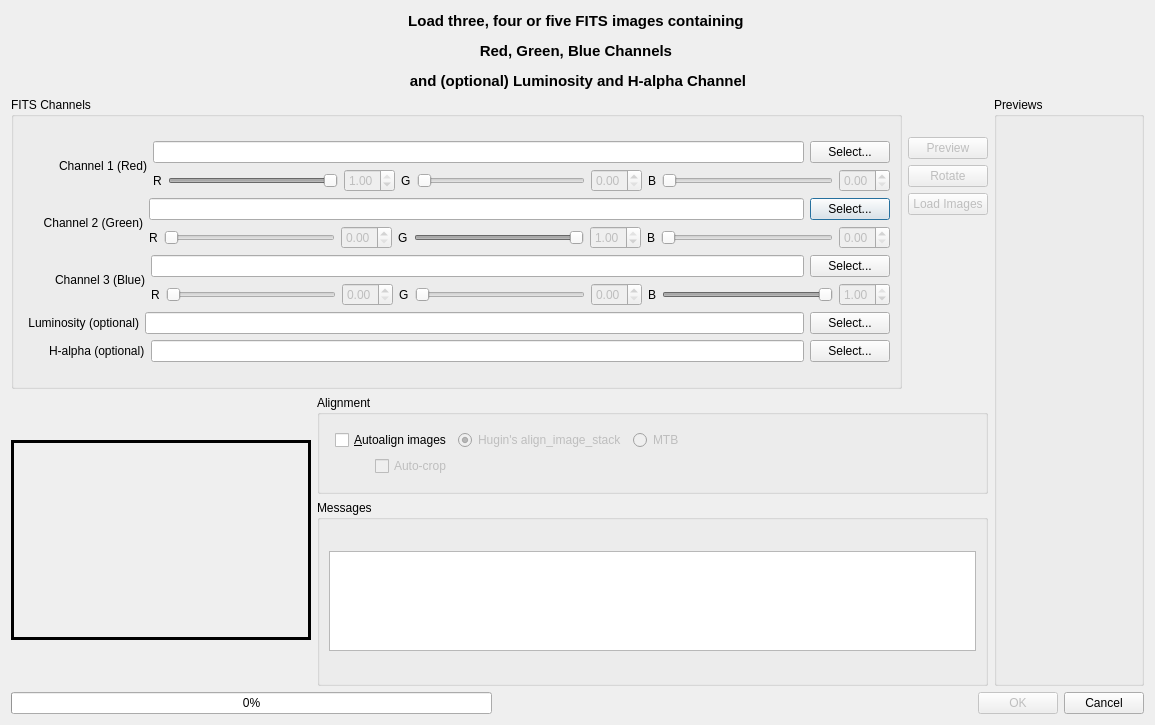
Old version of the form src/UI/FitsImporter.ui in the repository LuminanceHDR/LuminanceHDR.
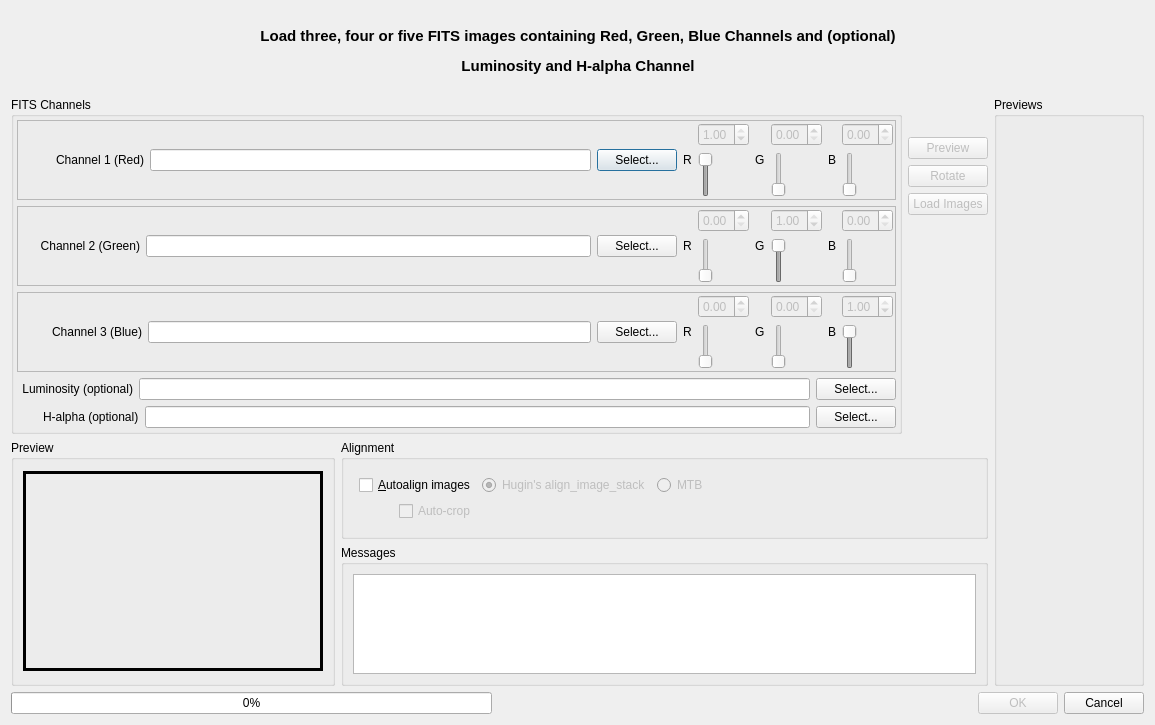
New version of the form. Icons and pictures are not drawn.

The edit to the form file:
```diff
--- a/src/UI/FitsImporter.ui
+++ b/src/UI/FitsImporter.ui
@@ -31,8 +31,8 @@
   <property name="windowTitle">
    <string>FITS Importer</string>
   </property>
-  <layout class="QGridLayout" name="gridLayout_6">
-   <item row="0" column="0" colspan="2">
+  <layout class="QGridLayout" name="gridLayout_4">
+   <item row="0" column="0">
     <layout class="QHBoxLayout" name="horizontalLayout_6">
      <item>
       <widget class="QLabel" name="label_6">
@@ -81,7 +81,7 @@
      <item>
       <widget class="QLabel" name="label_4">
        <property name="text">
-        <string>&lt;html&gt;&lt;head/&gt;&lt;body&gt;&lt;p align=&quot;center&quot;&gt;&lt;span style=&quot; font-size:11pt; font-weight:600;&quot;&gt;Load three, four or five FITS images containing &lt;/span&gt;&lt;/p&gt;&lt;p align=&quot;center&quot;&gt;&lt;span style=&quot; font-size:11pt; font-weight:600;&quot;&gt;Red, Green, Blue Channels &lt;/span&gt;&lt;/p&gt;&lt;p align=&quot;center&quot;&gt;&lt;span style=&quot; font-size:11pt; font-weight:600;&quot;&gt;and (optional) Luminosity and H-alpha Channel&lt;/span&gt;&lt;/p&gt;&lt;/body&gt;&lt;/html&gt;</string>
+        <string>&lt;html&gt;&lt;head/&gt;&lt;body&gt;&lt;p align=&quot;center&quot;&gt;&lt;span style=&quot; font-size:11pt; font-weight:600;&quot;&gt;Load three, four or five FITS images containing Red, Green, Blue Channels and (optional)&lt;/span&gt;&lt;/p&gt;&lt;p align=&quot;center&quot;&gt;&lt;span style=&quot; font-size:11pt; font-weight:600;&quot;&gt;Luminosity and H-alpha Channel&lt;/span&gt;&lt;/p&gt;&lt;/body&gt;&lt;/html&gt;</string>
        </property>
       </widget>
      </item>
@@ -125,21 +125,231 @@
      </item>
     </layout>
    </item>
-   <item row="1" column="0" rowspan="2" colspan="2">
+   <item row="1" column="0">
+    <layout class="QHBoxLayout" name="horizontalLayout_27">
+     <item>
+      <layout class="QVBoxLayout" name="verticalLayout_12">
+       <item>
     <layout class="QHBoxLayout" name="horizontalLayout_26">
      <item>
-      <layout class="QVBoxLayout" name="verticalLayout_5">
-       <item>
-        <layout class="QHBoxLayout" name="horizontalLayout_29">
-         <item>
           <widget class="QGroupBox" name="grpFitsFiles">
            <property name="title">
             <string>FITS Channels</string>
            </property>
-           <layout class="QGridLayout" name="gridLayout_4">
+           <layout class="QGridLayout" name="gridLayout_8">
+            <property name="margin">
+             <number>3</number>
+            </property>
             <item row="0" column="0">
+             <widget class="QFrame" name="frame">
+              <property name="frameShape">
+               <enum>QFrame::StyledPanel</enum>
+              </property>
+              <property name="frameShadow">
+               <enum>QFrame::Raised</enum>
+              </property>
              <layout class="QGridLayout" name="gridLayout">
-              <item row="2" column="0">
+               <property name="margin">
+                <number>2</number>
+               </property>
+               <item row="0" column="0">
+                <layout class="QHBoxLayout" name="horizontalLayout_22">
+                 <item>
+                  <spacer name="horizontalSpacer_5">
+                   <property name="orientation">
+                    <enum>Qt::Horizontal</enum>
+                   </property>
+                   <property name="sizeType">
+                    <enum>QSizePolicy::Fixed</enum>
+                   </property>
+                   <property name="sizeHint" stdset="0">
+                    <size>
+                     <width>36</width>
+                     <height>20</height>
+                    </size>
+                   </property>
+                  </spacer>
+                 </item>
+                 <item>
+                  <widget class="QLabel" name="label">
+                   <property name="text">
+                    <string>&lt;html&gt;&lt;head/&gt;&lt;body&gt;&lt;p align=&quot;right&quot;&gt;Channel 1 (Red)&lt;/p&gt;&lt;/body&gt;&lt;/html&gt;</string>
+                   </property>
+                  </widget>
+                 </item>
+                 <item>
+                  <layout class="QHBoxLayout" name="horizontalLayout_3">
+                   <item>
+                    <widget class="QLineEdit" name="lineEditRed">
+                     <property name="readOnly">
+                      <bool>true</bool>
+                     </property>
+                    </widget>
+                   </item>
+                   <item>
+                    <widget class="QPushButton" name="pushButtonRed">
+                     <property name="text">
+                      <string>Select...</string>
+                     </property>
+                     <property name="icon">
+                      <iconset resource="../../icons.qrc">
+                       <normaloff>:/new/prefix1/images/fileopen.png</normaloff>:/new/prefix1/images/fileopen.png</iconset>
+                     </property>
+                    </widget>
+                   </item>
+                  </layout>
+                 </item>
+                 <item>
+                  <layout class="QHBoxLayout" name="horizontalLayout_12">
+                   <item>
+                    <layout class="QHBoxLayout" name="horizontalLayout_8">
+                     <item>
+                      <widget class="QLabel" name="label_9">
+                       <property name="text">
+                        <string>R</string>
+                       </property>
+                      </widget>
+                     </item>
+                     <item>
+                      <layout class="QVBoxLayout" name="verticalLayout_3">
+                       <item>
+                        <widget class="QDoubleSpinBox" name="dsbRedRed">
+                         <property name="enabled">
+                          <bool>false</bool>
+                         </property>
+                         <property name="maximum">
+                          <double>1.000000000000000</double>
+                         </property>
+                         <property name="singleStep">
+                          <double>0.010000000000000</double>
+                         </property>
+                         <property name="value">
+                          <double>1.000000000000000</double>
+                         </property>
+                        </widget>
+                       </item>
+                       <item>
+                        <widget class="QSlider" name="hsRedRed">
+                         <property name="enabled">
+                          <bool>false</bool>
+                         </property>
+                         <property name="maximum">
+                          <number>10000</number>
+                         </property>
+                         <property name="value">
+                          <number>10000</number>
+                         </property>
+                         <property name="orientation">
+                          <enum>Qt::Vertical</enum>
+                         </property>
+                        </widget>
+                       </item>
+                      </layout>
+                     </item>
+                    </layout>
+                   </item>
+                   <item>
+                    <layout class="QHBoxLayout" name="horizontalLayout_9">
+                     <item>
+                      <widget class="QLabel" name="label_10">
+                       <property name="text">
+                        <string>G</string>
+                       </property>
+                      </widget>
+                     </item>
+                     <item>
+                      <layout class="QVBoxLayout" name="verticalLayout_5">
+                       <item>
+                        <widget class="QDoubleSpinBox" name="dsbRedGreen">
+                         <property name="enabled">
+                          <bool>false</bool>
+                         </property>
+                         <property name="maximum">
+                          <double>1.000000000000000</double>
+                         </property>
+                         <property name="singleStep">
+                          <double>0.010000000000000</double>
+                         </property>
+                        </widget>
+                       </item>
+                       <item>
+                        <widget class="QSlider" name="hsRedGreen">
+                         <property name="enabled">
+                          <bool>false</bool>
+                         </property>
+                         <property name="maximum">
+                          <number>10000</number>
+                         </property>
+                         <property name="orientation">
+                          <enum>Qt::Vertical</enum>
+                         </property>
+                        </widget>
+                       </item>
+                      </layout>
+                     </item>
+                    </layout>
+                   </item>
+                   <item>
+                    <layout class="QHBoxLayout" name="horizontalLayout_11">
+                     <item>
+                      <widget class="QLabel" name="label_11">
+                       <property name="text">
+                        <string>B</string>
+                       </property>
+                      </widget>
+                     </item>
+                     <item>
+                      <layout class="QVBoxLayout" name="verticalLayout_6">
+                       <item>
+                        <widget class="QDoubleSpinBox" name="dsbRedBlue">
+                         <property name="enabled">
+                          <bool>false</bool>
+                         </property>
+                         <property name="maximum">
+                          <double>1.000000000000000</double>
+                         </property>
+                         <property name="singleStep">
+                          <double>0.010000000000000</double>
+                         </property>
+                        </widget>
+                       </item>
+                       <item>
+                        <widget class="QSlider" name="hsRedBlue">
+                         <property name="enabled">
+                          <bool>false</bool>
+                         </property>
+                         <property name="maximum">
+                          <number>10000</number>
+                         </property>
+                         <property name="orientation">
+                          <enum>Qt::Vertical</enum>
+                         </property>
+                        </widget>
+                       </item>
+                      </layout>
+                     </item>
+                    </layout>
+                   </item>
+                  </layout>
+                 </item>
+                </layout>
+               </item>
+              </layout>
+             </widget>
+            </item>
+            <item row="1" column="0">
+             <widget class="QFrame" name="frame_2">
+              <property name="frameShape">
+               <enum>QFrame::StyledPanel</enum>
+              </property>
+              <property name="frameShadow">
+               <enum>QFrame::Raised</enum>
+              </property>
+              <layout class="QGridLayout" name="gridLayout_6">
+               <property name="margin">
+                <number>2</number>
+               </property>
+               <item row="0" column="0">
                <layout class="QHBoxLayout" name="horizontalLayout_23">
                 <item>
                  <spacer name="horizontalSpacer_8">
@@ -165,8 +375,6 @@
                  </widget>
                 </item>
                 <item>
-                 <layout class="QVBoxLayout" name="verticalLayout_2">
-                  <item>
                    <layout class="QHBoxLayout" name="horizontalLayout_2">
                     <item>
                      <widget class="QLineEdit" name="lineEditGreen">
@@ -189,10 +397,10 @@
                    </layout>
                   </item>
                   <item>
+                  <layout class="QHBoxLayout" name="horizontalLayout_16">
+                   <item>
                    <layout class="QHBoxLayout" name="horizontalLayout_13">
                     <item>
-                     <layout class="QHBoxLayout" name="horizontalLayout_14">
-                      <item>
                        <widget class="QLabel" name="label_12">
                         <property name="text">
                          <string>R</string>
@@ -200,18 +408,7 @@
                        </widget>
                       </item>
                       <item>
-                       <widget class="QSlider" name="hsGreenRed">
-                        <property name="enabled">
-                         <bool>false</bool>
-                        </property>
-                        <property name="maximum">
-                         <number>10000</number>
-                        </property>
-                        <property name="orientation">
-                         <enum>Qt::Horizontal</enum>
-                        </property>
-                       </widget>
-                      </item>
+                      <layout class="QVBoxLayout" name="verticalLayout_2">
                       <item>
                        <widget class="QDoubleSpinBox" name="dsbGreenRed">
                         <property name="enabled">
@@ -225,10 +422,25 @@
                         </property>
                        </widget>
                       </item>
-                     </layout>
-                    </item>
+                       <item>
+                        <widget class="QSlider" name="hsGreenRed">
+                         <property name="enabled">
+                          <bool>false</bool>
+                         </property>
+                         <property name="maximum">
+                          <number>10000</number>
+                         </property>
+                         <property name="orientation">
+                          <enum>Qt::Vertical</enum>
+                         </property>
+                        </widget>
+                       </item>
+                      </layout>
+                     </item>
+                    </layout>
+                   </item>
                     <item>
-                     <layout class="QHBoxLayout" name="horizontalLayout_15">
+                    <layout class="QHBoxLayout" name="horizontalLayout_14">
                       <item>
                        <widget class="QLabel" name="label_13">
                         <property name="text">
@@ -237,21 +449,7 @@
                        </widget>
                       </item>
                       <item>
-                       <widget class="QSlider" name="hsGreenGreen">
-                        <property name="enabled">
-                         <bool>false</bool>
-                        </property>
-                        <property name="maximum">
-                         <number>10000</number>
-                        </property>
-                        <property name="value">
-                         <number>10000</number>
-                        </property>
-                        <property name="orientation">
-                         <enum>Qt::Horizontal</enum>
-                        </property>
-                       </widget>
-                      </item>
+                      <layout class="QVBoxLayout" name="verticalLayout_7">
                       <item>
                        <widget class="QDoubleSpinBox" name="dsbGreenGreen">
                         <property name="enabled">
@@ -268,10 +466,28 @@
                         </property>
                        </widget>
                       </item>
-                     </layout>
-                    </item>
+                       <item>
+                        <widget class="QSlider" name="hsGreenGreen">
+                         <property name="enabled">
+                          <bool>false</bool>
+                         </property>
+                         <property name="maximum">
+                          <number>10000</number>
+                         </property>
+                         <property name="value">
+                          <number>10000</number>
+                         </property>
+                         <property name="orientation">
+                          <enum>Qt::Vertical</enum>
+                         </property>
+                        </widget>
+                       </item>
+                      </layout>
+                     </item>
+                    </layout>
+                   </item>
                     <item>
-                     <layout class="QHBoxLayout" name="horizontalLayout_16">
+                    <layout class="QHBoxLayout" name="horizontalLayout_15">
                       <item>
                        <widget class="QLabel" name="label_14">
                         <property name="text">
@@ -280,18 +496,7 @@
                        </widget>
                       </item>
                       <item>
-                       <widget class="QSlider" name="hsGreenBlue">
-                        <property name="enabled">
-                         <bool>false</bool>
-                        </property>
-                        <property name="maximum">
-                         <number>10000</number>
-                        </property>
-                        <property name="orientation">
-                         <enum>Qt::Horizontal</enum>
-                        </property>
-                       </widget>
-                      </item>
+                      <layout class="QVBoxLayout" name="verticalLayout_8">
                       <item>
                        <widget class="QDoubleSpinBox" name="dsbGreenBlue">
                         <property name="enabled">
@@ -305,6 +510,19 @@
                         </property>
                        </widget>
                       </item>
+                       <item>
+                        <widget class="QSlider" name="hsGreenBlue">
+                         <property name="enabled">
+                          <bool>false</bool>
+                         </property>
+                         <property name="maximum">
+                          <number>10000</number>
+                         </property>
+                         <property name="orientation">
+                          <enum>Qt::Vertical</enum>
+                         </property>
+                        </widget>
+                       </item>
                      </layout>
                     </item>
                    </layout>
@@ -313,7 +531,22 @@
                 </item>
                </layout>
               </item>
-              <item row="3" column="0">
+              </layout>
+             </widget>
+            </item>
+            <item row="2" column="0">
+             <widget class="QFrame" name="frame_3">
+              <property name="frameShape">
+               <enum>QFrame::StyledPanel</enum>
+              </property>
+              <property name="frameShadow">
+               <enum>QFrame::Raised</enum>
+              </property>
+              <layout class="QGridLayout" name="gridLayout_7">
+               <property name="margin">
+                <number>2</number>
+               </property>
+               <item row="0" column="0">
                <layout class="QHBoxLayout" name="horizontalLayout_24">
                 <item>
                  <spacer name="horizontalSpacer_9">
@@ -339,8 +572,6 @@
                  </widget>
                 </item>
                 <item>
-                 <layout class="QVBoxLayout" name="verticalLayout_4">
-                  <item>
                    <layout class="QHBoxLayout" name="horizontalLayout">
                     <item>
                      <widget class="QLineEdit" name="lineEditBlue">
@@ -363,10 +594,10 @@
                    </layout>
                   </item>
                   <item>
+                  <layout class="QHBoxLayout" name="horizontalLayout_20">
+                   <item>
                    <layout class="QHBoxLayout" name="horizontalLayout_17">
                     <item>
-                     <layout class="QHBoxLayout" name="horizontalLayout_18">
-                      <item>
                        <widget class="QLabel" name="label_15">
                         <property name="text">
                          <string>R</string>
@@ -374,18 +605,7 @@
                        </widget>
                       </item>
                       <item>
-                       <widget class="QSlider" name="hsBlueRed">
-                        <property name="enabled">
-                         <bool>false</bool>
-                        </property>
-                        <property name="maximum">
-                         <number>10000</number>
-                        </property>
-                        <property name="orientation">
-                         <enum>Qt::Horizontal</enum>
-                        </property>
-                       </widget>
-                      </item>
+                      <layout class="QVBoxLayout" name="verticalLayout_4">
                       <item>
                        <widget class="QDoubleSpinBox" name="dsbBlueRed">
                         <property name="enabled">
@@ -399,10 +619,25 @@
                         </property>
                        </widget>
                       </item>
-                     </layout>
-                    </item>
+                       <item>
+                        <widget class="QSlider" name="hsBlueRed">
+                         <property name="enabled">
+                          <bool>false</bool>
+                         </property>
+                         <property name="maximum">
+                          <number>10000</number>
+                         </property>
+                         <property name="orientation">
+                          <enum>Qt::Vertical</enum>
+                         </property>
+                        </widget>
+                       </item>
+                      </layout>
+                     </item>
+                    </layout>
+                   </item>
                     <item>
-                     <layout class="QHBoxLayout" name="horizontalLayout_19">
+                    <layout class="QHBoxLayout" name="horizontalLayout_18">
                       <item>
                        <widget class="QLabel" name="label_16">
                         <property name="text">
@@ -411,18 +646,7 @@
                        </widget>
                       </item>
                       <item>
-                       <widget class="QSlider" name="hsBlueGreen">
-                        <property name="enabled">
-                         <bool>false</bool>
-                        </property>
-                        <property name="maximum">
-                         <number>10000</number>
-                        </property>
-                        <property name="orientation">
-                         <enum>Qt::Horizontal</enum>
-                        </property>
-                       </widget>
-                      </item>
+                      <layout class="QVBoxLayout" name="verticalLayout_9">
                       <item>
                        <widget class="QDoubleSpinBox" name="dsbBlueGreen">
                         <property name="enabled">
@@ -436,10 +660,25 @@
                         </property>
                        </widget>
                       </item>
-                     </layout>
-                    </item>
+                       <item>
+                        <widget class="QSlider" name="hsBlueGreen">
+                         <property name="enabled">
+                          <bool>false</bool>
+                         </property>
+                         <property name="maximum">
+                          <number>10000</number>
+                         </property>
+                         <property name="orientation">
+                          <enum>Qt::Vertical</enum>
+                         </property>
+                        </widget>
+                       </item>
+                      </layout>
+                     </item>
+                    </layout>
+                   </item>
                     <item>
-                     <layout class="QHBoxLayout" name="horizontalLayout_20">
+                    <layout class="QHBoxLayout" name="horizontalLayout_19">
                       <item>
                        <widget class="QLabel" name="label_17">
                         <property name="text">
@@ -448,21 +687,7 @@
                        </widget>
                       </item>
                       <item>
-                       <widget class="QSlider" name="hsBlueBlue">
-                        <property name="enabled">
-                         <bool>false</bool>
-                        </property>
-                        <property name="maximum">
-                         <number>10000</number>
-                        </property>
-                        <property name="value">
-                         <number>10000</number>
-                        </property>
-                        <property name="orientation">
-                         <enum>Qt::Horizontal</enum>
-                        </property>
-                       </widget>
-                      </item>
+                      <layout class="QVBoxLayout" name="verticalLayout_10">
                       <item>
                        <widget class="QDoubleSpinBox" name="dsbBlueBlue">
                         <property name="enabled">
@@ -479,125 +704,8 @@
                         </property>
                        </widget>
                       </item>
-                     </layout>
-                    </item>
-                   </layout>
-                  </item>
-                 </layout>
-                </item>
-               </layout>
-              </item>
-              <item row="5" column="0">
-               <layout class="QHBoxLayout" name="horizontalLayout_25">
                 <item>
-                 <spacer name="horizontalSpacer_11">
-                  <property name="orientation">
-                   <enum>Qt::Horizontal</enum>
-                  </property>
-                  <property name="sizeType">
-                   <enum>QSizePolicy::Fixed</enum>
-                  </property>
-                  <property name="sizeHint" stdset="0">
-                   <size>
-                    <width>26</width>
-                    <height>20</height>
-                   </size>
-                  </property>
-                 </spacer>
-                </item>
-                <item>
-                 <widget class="QLabel" name="label_8">
-                  <property name="text">
-                   <string>H-alpha (optional)</string>
-                  </property>
-                 </widget>
-                </item>
-                <item>
-                 <layout class="QHBoxLayout" name="horizontalLayout_7">
-                  <item>
-                   <widget class="QLineEdit" name="lineEditH">
-                    <property name="readOnly">
-                     <bool>true</bool>
-                    </property>
-                   </widget>
-                  </item>
-                  <item>
-                   <widget class="QPushButton" name="pushButtonH">
-                    <property name="text">
-                     <string>Select...</string>
-                    </property>
-                    <property name="icon">
-                     <iconset resource="../../icons.qrc">
-                      <normaloff>:/new/prefix1/images/fileopen.png</normaloff>:/new/prefix1/images/fileopen.png</iconset>
-                    </property>
-                   </widget>
-                  </item>
-                 </layout>
-                </item>
-               </layout>
-              </item>
-              <item row="1" column="0">
-               <layout class="QHBoxLayout" name="horizontalLayout_22">
-                <item>
-                 <spacer name="horizontalSpacer_5">
-                  <property name="orientation">
-                   <enum>Qt::Horizontal</enum>
-                  </property>
-                  <property name="sizeType">
-                   <enum>QSizePolicy::Fixed</enum>
-                  </property>
-                  <property name="sizeHint" stdset="0">
-                   <size>
-                    <width>36</width>
-                    <height>20</height>
-                   </size>
-                  </property>
-                 </spacer>
-                </item>
-                <item>
-                 <widget class="QLabel" name="label">
-                  <property name="text">
-                   <string>&lt;html&gt;&lt;head/&gt;&lt;body&gt;&lt;p align=&quot;right&quot;&gt;Channel 1 (Red)&lt;/p&gt;&lt;/body&gt;&lt;/html&gt;</string>
-                  </property>
-                 </widget>
-                </item>
-                <item>
-                 <layout class="QVBoxLayout" name="verticalLayout_3">
-                  <item>
-                   <layout class="QHBoxLayout" name="horizontalLayout_3">
-                    <item>
-                     <widget class="QLineEdit" name="lineEditRed">
-                      <property name="readOnly">
-                       <bool>true</bool>
-                      </property>
-                     </widget>
-                    </item>
-                    <item>
-                     <widget class="QPushButton" name="pushButtonRed">
-                      <property name="text">
-                       <string>Select...</string>
-                      </property>
-                      <property name="icon">
-                       <iconset resource="../../icons.qrc">
-                        <normaloff>:/new/prefix1/images/fileopen.png</normaloff>:/new/prefix1/images/fileopen.png</iconset>
-                      </property>
-                     </widget>
-                    </item>
-                   </layout>
-                  </item>
-                  <item>
-                   <layout class="QHBoxLayout" name="horizontalLayout_12">
-                    <item>
-                     <layout class="QHBoxLayout" name="horizontalLayout_8">
-                      <item>
-                       <widget class="QLabel" name="label_9">
-                        <property name="text">
-                         <string>R</string>
-                        </property>
-                       </widget>
-                      </item>
-                      <item>
-                       <widget class="QSlider" name="hsRedRed">
+                        <widget class="QSlider" name="hsBlueBlue">
                         <property name="enabled">
                          <bool>false</bool>
                         </property>
@@ -608,109 +716,22 @@
                          <number>10000</number>
                         </property>
                         <property name="orientation">
-                         <enum>Qt::Horizontal</enum>
+                          <enum>Qt::Vertical</enum>
                         </property>
                        </widget>
                       </item>
-                      <item>
-                       <widget class="QDoubleSpinBox" name="dsbRedRed">
-                        <property name="enabled">
-                         <bool>false</bool>
-                        </property>
-                        <property name="maximum">
-                         <double>1.000000000000000</double>
-                        </property>
-                        <property name="singleStep">
-                         <double>0.010000000000000</double>
-                        </property>
-                        <property name="value">
-                         <double>1.000000000000000</double>
-                        </property>
-                       </widget>
-                      </item>
-                     </layout>
-                    </item>
-                    <item>
-                     <layout class="QHBoxLayout" name="horizontalLayout_9">
-                      <item>
-                       <widget class="QLabel" name="label_10">
-                        <property name="text">
-                         <string>G</string>
-                        </property>
-                       </widget>
-                      </item>
-                      <item>
-                       <widget class="QSlider" name="hsRedGreen">
-                        <property name="enabled">
-                         <bool>false</bool>
-                        </property>
-                        <property name="maximum">
-                         <number>10000</number>
-                        </property>
-                        <property name="orientation">
-                         <enum>Qt::Horizontal</enum>
-                        </property>
-                       </widget>
-                      </item>
-                      <item>
-                       <widget class="QDoubleSpinBox" name="dsbRedGreen">
-                        <property name="enabled">
-                         <bool>false</bool>
-                        </property>
-                        <property name="maximum">
-                         <double>1.000000000000000</double>
-                        </property>
-                        <property name="singleStep">
-                         <double>0.010000000000000</double>
-                        </property>
-                       </widget>
-                      </item>
-                     </layout>
-                    </item>
-                    <item>
-                     <layout class="QHBoxLayout" name="horizontalLayout_11">
-                      <item>
-                       <widget class="QLabel" name="label_11">
-                        <property name="text">
-                         <string>B</string>
-                        </property>
-                       </widget>
-                      </item>
-                      <item>
-                       <widget class="QSlider" name="hsRedBlue">
-                        <property name="enabled">
-                         <bool>false</bool>
-                        </property>
-                        <property name="maximum">
-                         <number>10000</number>
-                        </property>
-                        <property name="orientation">
-                         <enum>Qt::Horizontal</enum>
-                        </property>
-                       </widget>
-                      </item>
-                      <item>
-                       <widget class="QDoubleSpinBox" name="dsbRedBlue">
-                        <property name="enabled">
-                         <bool>false</bool>
-                        </property>
-                        <property name="maximum">
-                         <double>1.000000000000000</double>
-                        </property>
-                        <property name="singleStep">
-                         <double>0.010000000000000</double>
-                        </property>
-                       </widget>
-                      </item>
+                      </layout>
+                     </item>
+                    </layout>
+                   </item>
                      </layout>
                     </item>
                    </layout>
                   </item>
                  </layout>
-                </item>
-               </layout>
-              </item>
-              <item row="4" column="0">
+             </widget>
+            </item>
+            <item row="3" column="0">
                <layout class="QHBoxLayout" name="horizontalLayout_21">
                 <item>
                  <spacer name="horizontalSpacer_10">
@@ -759,10 +780,62 @@
                 </item>
                </layout>
               </item>
+            <item row="4" column="0">
+             <layout class="QHBoxLayout" name="horizontalLayout_25">
+              <item>
+               <spacer name="horizontalSpacer_11">
+                <property name="orientation">
+                 <enum>Qt::Horizontal</enum>
+                </property>
+                <property name="sizeType">
+                 <enum>QSizePolicy::Fixed</enum>
+                </property>
+                <property name="sizeHint" stdset="0">
+                 <size>
+                  <width>26</width>
+                  <height>20</height>
+                 </size>
+                </property>
+               </spacer>
+              </item>
+              <item>
+               <widget class="QLabel" name="label_8">
+                <property name="text">
+                 <string>H-alpha (optional)</string>
+                </property>
+               </widget>
+              </item>
+              <item>
+               <layout class="QHBoxLayout" name="horizontalLayout_7">
+                <item>
+                 <widget class="QLineEdit" name="lineEditH">
+                  <property name="readOnly">
+                   <bool>true</bool>
+                  </property>
+                 </widget>
+                </item>
+                <item>
+                 <widget class="QPushButton" name="pushButtonH">
+                  <property name="text">
+                   <string>Select...</string>
+                  </property>
+                  <property name="icon">
+                   <iconset resource="../../icons.qrc">
+                    <normaloff>:/new/prefix1/images/fileopen.png</normaloff>:/new/prefix1/images/fileopen.png</iconset>
+                  </property>
+                 </widget>
+                </item>
+               </layout>
+              </item>
              </layout>
             </item>
            </layout>
            <zorder></zorder>
+           <zorder>dsbGreenRed</zorder>
+           <zorder>hsGreenRed</zorder>
+           <zorder>frame</zorder>
+           <zorder>frame_2</zorder>
+           <zorder>frame_3</zorder>
           </widget>
          </item>
          <item>
@@ -856,6 +929,14 @@
        <item>
         <layout class="QHBoxLayout" name="horizontalLayout_10">
          <item>
+          <layout class="QVBoxLayout" name="verticalLayout_11">
+           <item>
+            <widget class="QGroupBox" name="groupBox">
+             <property name="title">
+              <string>Preview</string>
+             </property>
+             <layout class="QGridLayout" name="gridLayout_10">
+              <item row="0" column="0">
           <widget class="QLabel" name="previewLabel">
            <property name="sizePolicy">
             <sizepolicy hsizetype="Fixed" vsizetype="Fixed">
@@ -886,6 +967,13 @@
            </property>
           </widget>
          </item>
+             </layout>
+             <zorder>previewLabel</zorder>
+             <zorder>previewLabel</zorder>
+            </widget>
+           </item>
+          </layout>
+         </item>
          <item>
           <layout class="QVBoxLayout" name="verticalLayout">
            <item>
@@ -991,6 +1079,19 @@
              </layout>
             </widget>
            </item>
+           <item>
+            <spacer name="verticalSpacer_3">
+             <property name="orientation">
+              <enum>Qt::Vertical</enum>
+             </property>
+             <property name="sizeHint" stdset="0">
+              <size>
+               <width>20</width>
+               <height>40</height>
+              </size>
+             </property>
+            </spacer>
+           </item>
            <item>
             <widget class="QGroupBox" name="groupBoxMessages">
              <property name="sizePolicy">
@@ -1060,7 +1161,7 @@
      </item>
     </layout>
    </item>
-   <item row="3" column="0" colspan="2">
+   <item row="2" column="0">
     <layout class="QHBoxLayout" name="horizontalLayout_4">
      <item>
       <widget class="QProgressBar" name="progressBar">
```
Lines whose indentation alone changed are shown as unchanged.
